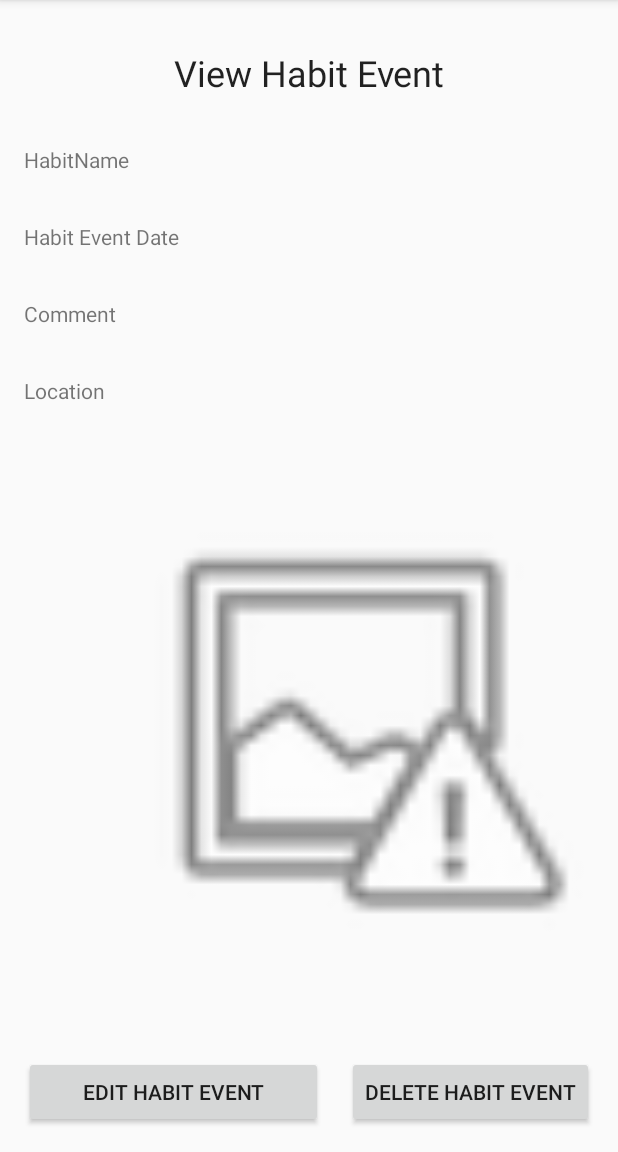
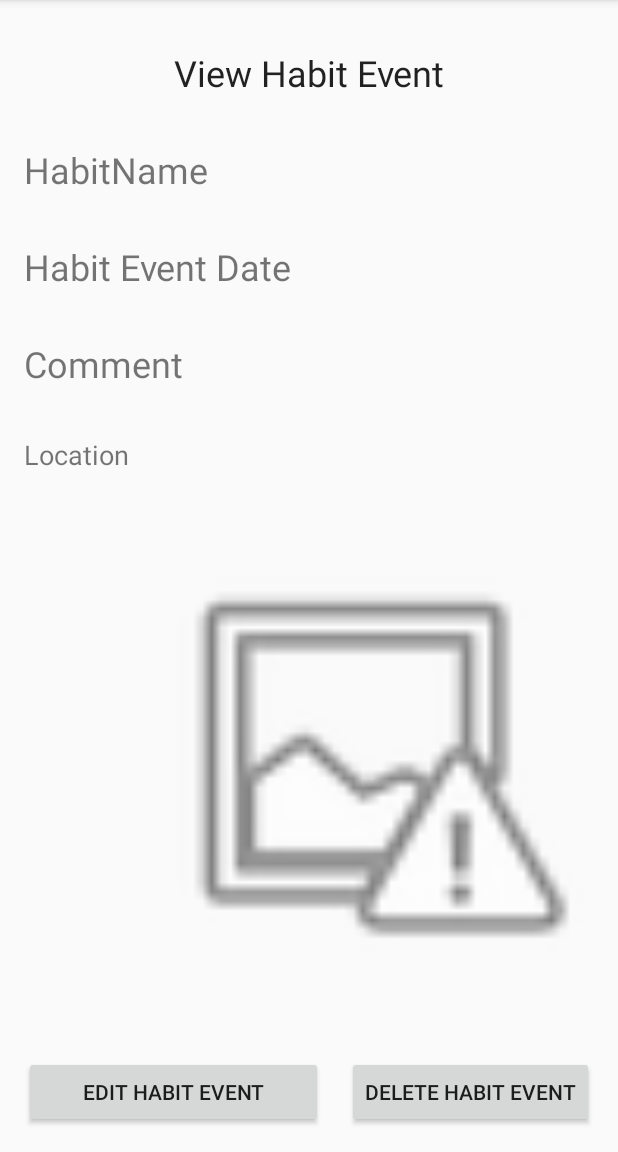
Before and after one commit to CMPUT301F17T02/BAARD, an Android app: the ViewHabitEventActivity screen opened directly, with no data from a screen before it, on a phone screen of 412 x 824 dp, the part 84-1236 px from its top. Run offline under Robolectric (Android 15) with nearby library versions, the phone set to English and light mode, and no system bars; libraries missing offline, so code that uses them is left out: com.searchly.jestdroid, io.searchbox.core; 14 statements that could not run were skipped.

Commit message:
visual improvement on view

```diff
--- a/app/src/main/java/com/example/baard/ViewHabitEventActivity.java
+++ b/app/src/main/java/com/example/baard/ViewHabitEventActivity.java
@@ -15,6 +15,10 @@ import android.widget.ImageView;
 import android.widget.TextView;
 import com.google.gson.Gson;
 import com.google.gson.reflect.TypeToken;
+
+import java.text.DateFormat;
+import java.text.SimpleDateFormat;
+import java.util.Locale;
 
 
 /**
@@ -61,7 +65,8 @@ public class ViewHabitEventActivity extends AppCompatActivity {
         TextView name = (TextView) findViewById(R.id.HabitName);
         name.setText(habitEvent.getHabit().getTitle());
         TextView date = (TextView) findViewById(R.id.HabitEventDate);
-        date.setText(habitEvent.getEventDate().toString());
+        DateFormat formatter = new SimpleDateFormat("MMMM d, yyyy", Locale.ENGLISH);
+        date.setText(formatter.format(habitEvent.getEventDate()));
         TextView comment = (TextView) findViewById(R.id.commentView);
         comment.setText(habitEvent.getComment());
         ImageView image = (ImageView) findViewById(R.id.ImageView);
--- a/app/src/main/res/layout/activity_view_habit_event.xml
+++ b/app/src/main/res/layout/activity_view_habit_event.xml
@@ -32,6 +32,7 @@
         android:layout_marginLeft="16dp"
         android:layout_marginTop="32dp"
         android:text="HabitName"
+        android:textSize="24sp"
         app:layout_constraintLeft_toLeftOf="parent"
         app:layout_constraintTop_toBottomOf="@+id/viewHabitEventTitle" />
 
@@ -42,6 +43,7 @@
         android:layout_marginLeft="16dp"
         android:layout_marginTop="32dp"
         android:text="Habit Event Date"
+        android:textSize="24sp"
         app:layout_constraintLeft_toLeftOf="parent"
         app:layout_constraintTop_toBottomOf="@+id/HabitName" />
 
@@ -52,6 +54,7 @@
         android:layout_marginLeft="16dp"
         android:layout_marginTop="32dp"
         android:text="Comment"
+        android:textSize="24sp"
         app:layout_constraintLeft_toLeftOf="parent"
         app:layout_constraintTop_toBottomOf="@+id/HabitEventDate" />
 
@@ -62,6 +65,7 @@
         android:layout_marginLeft="16dp"
         android:layout_marginTop="32dp"
         android:text="Location"
+        android:textSize="18sp"
         app:layout_constraintLeft_toLeftOf="parent"
         app:layout_constraintTop_toBottomOf="@+id/commentView" />
 
```
